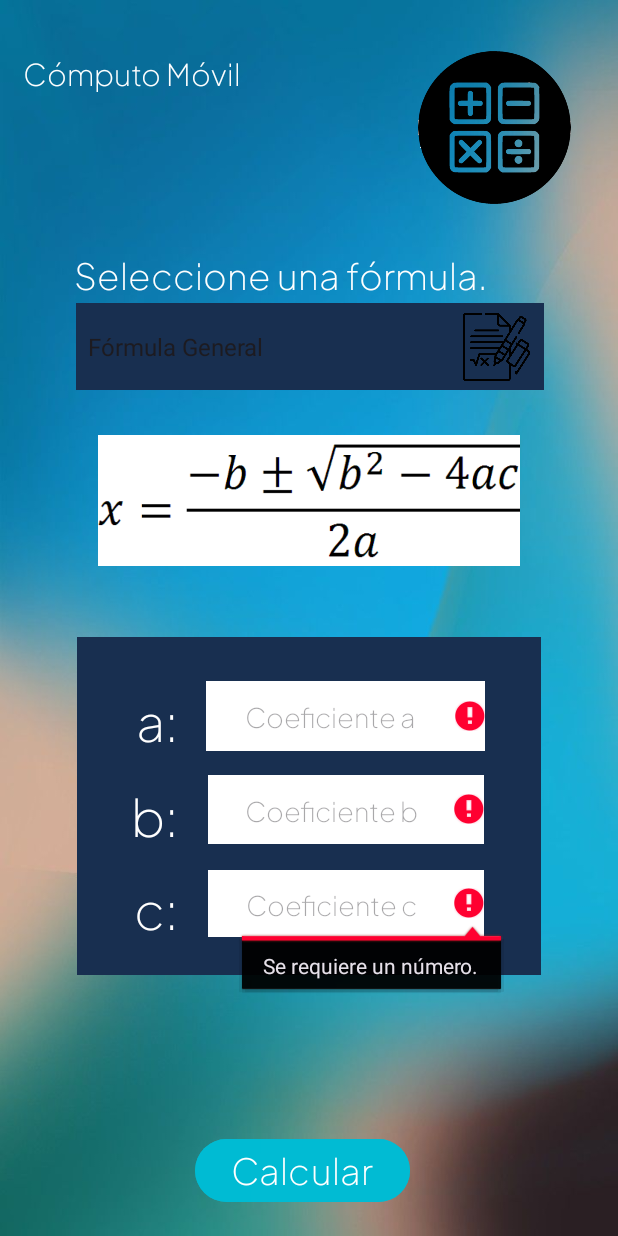
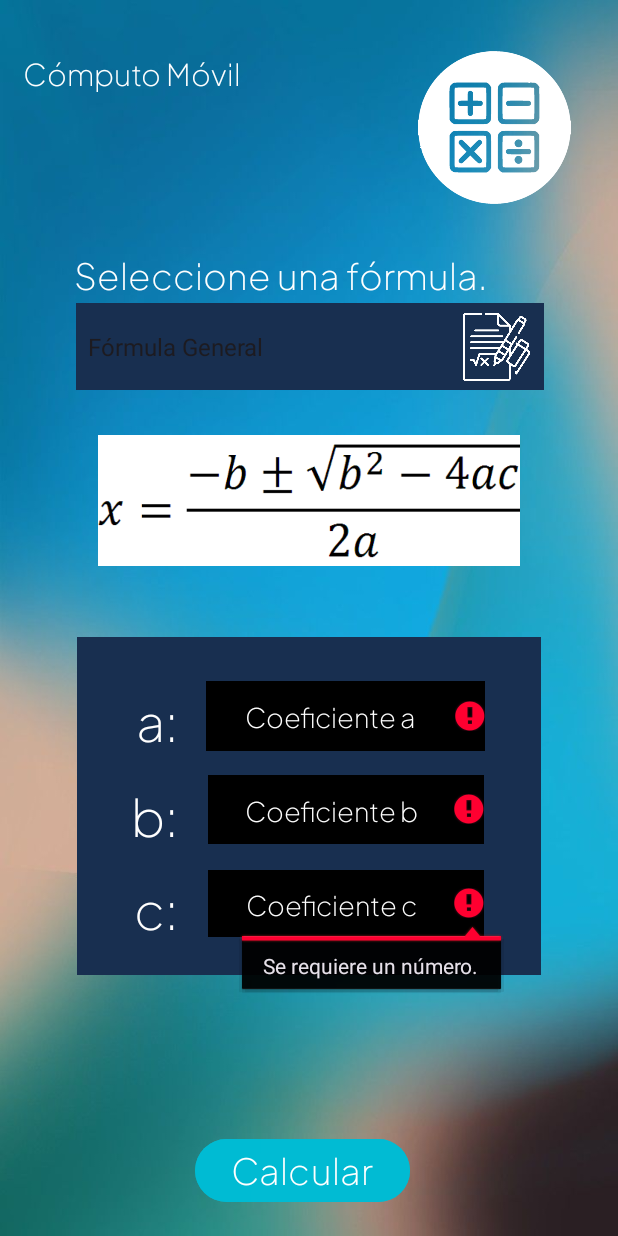
Before and after one commit to RicardoSMtz/Proyecto-1-Computo-Movil, an Android app: the screen it shows after launch (MainActivity), after a tap on "Calcular", on a phone screen of 412 x 824 dp. Run offline under Robolectric (Android 15) with nearby library versions, the phone set to English and light mode, and no system bars.

Commit message:
Corrección de estilo

```diff
--- a/app/build.gradle.kts
+++ b/app/build.gradle.kts
@@ -45,6 +45,7 @@ dependencies {
     implementation(libs.material)
     implementation(libs.androidx.activity)
     implementation(libs.androidx.constraintlayout)
+    implementation(libs.android.gif.drawable)
     testImplementation(libs.junit)
     androidTestImplementation(libs.androidx.junit)
     androidTestImplementation(libs.androidx.espresso.core)
--- a/app/src/main/java/com/example/ejercicio1/MainActivity.kt
+++ b/app/src/main/java/com/example/ejercicio1/MainActivity.kt
@@ -2,10 +2,13 @@ package com.example.ejercicio1
 
 import android.media.MediaPlayer
 import android.os.Bundle
+import android.text.InputType
+import android.text.method.DigitsKeyListener
 import android.view.View
 import android.widget.AdapterView
 import android.widget.ArrayAdapter
 import android.widget.TextView
+import android.widget.Toast
 import androidx.activity.enableEdgeToEdge
 import androidx.appcompat.app.AppCompatActivity
 import androidx.core.view.ViewCompat
@@ -20,6 +23,7 @@ class MainActivity : AppCompatActivity() {
         enableEdgeToEdge()
         binding = ActivityMainBinding.inflate(layoutInflater)
         setContentView(binding.root)
+        Toast.makeText(this, getString(R.string.bienvenido), Toast.LENGTH_SHORT).show()
         ViewCompat.setOnApplyWindowInsetsListener(findViewById(R.id.main)) { v, insets ->
             val systemBars = insets.getInsets(WindowInsetsCompat.Type.systemBars())
             v.setPadding(systemBars.left, systemBars.top, systemBars.right, systemBars.bottom)
@@ -98,6 +102,8 @@ class MainActivity : AppCompatActivity() {
 
         when (position) {
             0 -> { // Fórmula general
+                binding.Var1.inputType = InputType.TYPE_CLASS_NUMBER or InputType.TYPE_NUMBER_FLAG_SIGNED
+                binding.Var2.inputType = InputType.TYPE_CLASS_NUMBER or InputType.TYPE_NUMBER_FLAG_SIGNED
                 binding.Var1.hint = getString(R.string.coeficientea)
                 binding.Var2.hint = getString(R.string.coeficienteb)
                 binding.Var3.hint = getString(R.string.coeficientec)
@@ -105,9 +111,14 @@ class MainActivity : AppCompatActivity() {
                 binding.b.text = getString(R.string.bdospuntos)
                 binding.Var3.visibility = View.VISIBLE
                 binding.c.visibility = View.VISIBLE
-                binding.Var3.isEnabled = true // Deshabilitar Var3 ya que no es necesario
+                binding.Var3.isEnabled = true // habilitar Var3 ya que es necesario al volver
+                binding.gif.visibility = View.INVISIBLE
+                binding.gif2.visibility = View.INVISIBLE
+                binding.gif3.visibility = View.INVISIBLE
             }
             1 -> { // Área del triángulo
+                binding.Var1.inputType = InputType.TYPE_CLASS_NUMBER
+                binding.Var2.inputType = InputType.TYPE_CLASS_NUMBER
                 binding.Var1.hint = getString(R.string.basee)
                 binding.Var2.hint = getString(R.string.alturaa)
                 binding.a.text = getString(R.string.bdospuntos)
@@ -115,23 +126,36 @@ class MainActivity : AppCompatActivity() {
                 binding.Var3.visibility = View.INVISIBLE
                 binding.c.visibility = View.INVISIBLE
                 binding.Var3.isEnabled = false // Deshabilitar Var3 ya que no es necesario
+                binding.gif.visibility = View.INVISIBLE
+                binding.gif3.visibility = View.VISIBLE
+                binding.gif2.visibility = View.INVISIBLE
             }
             2 -> { // Velocidad
+                binding.Var1.inputType = InputType.TYPE_CLASS_NUMBER
+                binding.Var2.inputType = InputType.TYPE_CLASS_NUMBER
                 binding.Var1.hint = getString(R.string.distanciaa)
                 binding.Var2.hint = getString(R.string.tiempoo) //Tiempo
                 binding.a.text = getString(R.string.ddospuntos) //d
                 binding.b.text = getString(R.string.tdospuntos)//t
                 binding.Var3.visibility = View.INVISIBLE
                 binding.c.visibility = View.INVISIBLE
+                binding.gif.visibility = View.INVISIBLE
+                binding.gif2.visibility = View.VISIBLE
+                binding.gif3.visibility = View.INVISIBLE
                 binding.Var3.isEnabled = false // Deshabilitar Var3 ya que no es necesario
             }
             3 -> { // Perímetro del rectángulo
+                binding.Var1.inputType = InputType.TYPE_CLASS_NUMBER
+                binding.Var2.inputType = InputType.TYPE_CLASS_NUMBER
                 binding.Var1.hint = getString(R.string.lado1) //L1
                 binding.Var2.hint = getString(R.string.lado2) //L2
                 binding.a.text = getString(R.string.ele1)//"l1:"
                 binding.b.text = getString(R.string.ele2)//"l2:"
                 binding.Var3.visibility = View.INVISIBLE
                 binding.c.visibility = View.INVISIBLE
+                binding.gif.visibility = View.VISIBLE
+                binding.gif2.visibility = View.INVISIBLE
+                binding.gif3.visibility = View.INVISIBLE
                 binding.Var3.isEnabled = false // Deshabilitar Var3 ya que no es necesario
              }
          }
@@ -140,7 +164,7 @@ class MainActivity : AppCompatActivity() {
         var valido = true
 
         // Validar Var1
-        if (binding.Var1.visibility == View.VISIBLE && binding.Var1.text.toString().isEmpty()) {
+        if (binding.Var1.visibility == View.VISIBLE && (binding.Var1.text.toString().isEmpty()) || binding.Var1.text.toString() == getString(R.string.menos) ) {
             binding.Var1.error = getString(R.string.requierenum)
             binding.Var1.requestFocus()
             valido = false
@@ -151,7 +175,7 @@ class MainActivity : AppCompatActivity() {
          }
 
         // Validar Var2
-        if (binding.Var2.visibility == View.VISIBLE && binding.Var2.text.toString().isEmpty()) {
+        if (binding.Var2.visibility == View.VISIBLE && (binding.Var2.text.toString().isEmpty() || binding.Var2.text.toString() == getString(R.string.menos) )) {
             binding.Var2.error = getString(R.string.requierenum)
             binding.Var2.requestFocus()
             valido = false
@@ -162,7 +186,7 @@ class MainActivity : AppCompatActivity() {
          }
 
         // Validar Var3
-        if (numCampos == 3 && binding.Var3.visibility == View.VISIBLE && binding.Var3.text.toString().isEmpty()) {
+        if (numCampos == 3 && binding.Var3.visibility == View.VISIBLE && (binding.Var3.text.toString().isEmpty() || binding.Var3.text.toString() == getString(R.string.menos)) ) {
             binding.Var3.error = getString(R.string.requierenum)
             binding.Var3.requestFocus()
             valido = false
@@ -172,7 +196,6 @@ class MainActivity : AppCompatActivity() {
             valido = false
          }
         return valido
-
     }
 
 
--- a/app/src/main/res/layout/activity_main.xml
+++ b/app/src/main/res/layout/activity_main.xml
@@ -41,9 +41,10 @@
         app:layout_constraintVertical_bias="0.976" />
 
     <ImageView
-        android:id="@+id/imageView"
+        android:id="@+id/logo"
         android:layout_width="114dp"
         android:layout_height="102dp"
+        android:tint="@color/white"
         app:layout_constraintBottom_toBottomOf="parent"
         app:layout_constraintEnd_toEndOf="parent"
         app:layout_constraintHorizontal_bias="0.915"
@@ -108,13 +109,16 @@
             android:layout_marginEnd="37dp"
             android:layout_marginBottom="149dp"
             android:background="@color/white"
+            android:backgroundTint="@color/black"
             android:ems="10"
             android:fontFamily="@font/plus"
             android:gravity="center"
             android:hapticFeedbackEnabled="false"
-            android:inputType="number"
+            android:inputType="numberSigned"
             android:maxLength="3"
-            android:numeric="signed"
+            android:textColor="@color/white"
+            android:textColorHighlight="@color/white"
+            android:textColorHint="@color/white"
             android:textColorLink="@color/white" />
 
         <EditText
@@ -130,13 +134,15 @@
             android:layout_marginEnd="38dp"
             android:layout_marginBottom="87dp"
             android:background="@color/white"
-            android:backgroundTint="@color/white"
+            android:backgroundTint="@color/black"
             android:ems="10"
             android:fontFamily="@font/plus"
             android:gravity="center"
-            android:inputType="number"
+            android:inputType="numberSigned"
             android:maxLength="3"
-            android:numeric="signed"
+            android:textColor="@color/white"
+            android:textColorHighlight="@color/white"
+            android:textColorHint="@color/white"
             android:textColorLink="@color/white" />
 
         <EditText
@@ -152,14 +158,15 @@
             android:layout_marginEnd="38dp"
             android:layout_marginBottom="25dp"
             android:background="@color/white"
+            android:backgroundTint="@color/black"
             android:ems="10"
             android:fontFamily="@font/plus"
             android:gravity="center"
-            android:inputType="number"
+            android:inputType="numberSigned"
             android:maxLength="3"
-            android:numeric="signed"
             android:textColor="@color/white"
             android:textColorHighlight="@color/white"
+            android:textColorHint="@color/white"
             android:textColorLink="@color/white" />
 
         <TextView
@@ -220,9 +227,43 @@
             android:textSize="34sp" />
     </RelativeLayout>
 
+    <pl.droidsonroids.gif.GifImageView
+        android:id="@+id/gif"
+        android:layout_width="250dp"
+        android:layout_height="250dp"
+        android:src="@drawable/anima"
+        android:tint="@color/white"
+        app:layout_constraintBottom_toBottomOf="parent"
+        app:layout_constraintEnd_toEndOf="parent"
+        app:layout_constraintStart_toStartOf="parent"
+        app:layout_constraintTop_toTopOf="parent"
+        app:layout_constraintVertical_bias="0.86" />
+
+    <pl.droidsonroids.gif.GifImageView
+        android:id="@+id/gif2"
+        android:layout_width="200dp"
+        android:layout_height="200dp"
+        android:src="@drawable/velo"
+        android:tint="@color/white"
+        app:layout_constraintBottom_toBottomOf="parent"
+        app:layout_constraintEnd_toEndOf="parent"
+        app:layout_constraintStart_toStartOf="parent"
+        app:layout_constraintTop_toTopOf="parent"
+        app:layout_constraintVertical_bias="0.82" />
+
+    <pl.droidsonroids.gif.GifImageView
+        android:id="@+id/gif3"
+        android:layout_width="200dp"
+        android:layout_height="200dp"
+        android:src="@drawable/trian"
+        app:layout_constraintBottom_toBottomOf="parent"
+        app:layout_constraintEnd_toEndOf="parent"
+        app:layout_constraintStart_toStartOf="parent"
+        app:layout_constraintTop_toTopOf="parent"
+        app:layout_constraintVertical_bias="0.82" />
 
     <TextView
-        android:id="@+id/textView"
+        android:id="@+id/tvMenuSpinner"
         android:layout_width="292dp"
         android:layout_height="29dp"
         android:layout_marginBottom="8dp"
@@ -239,9 +280,10 @@
 
 
     <ImageView
-        android:id="@+id/imageView3"
+        android:id="@+id/ivMenuSpinner"
         android:layout_width="63dp"
         android:layout_height="45dp"
+        android:tint="@color/white"
         app:layout_constraintBottom_toBottomOf="@+id/spinner4"
         app:layout_constraintEnd_toEndOf="@+id/spinner4"
         app:layout_constraintTop_toTopOf="@+id/spinner4"
@@ -253,7 +295,7 @@
         android:layout_height="wrap_content"
         android:fontFamily="@font/plus"
         android:gravity="center"
-        android:textColor="@color/black"
+        android:textColor="@color/white"
         android:textSize="34sp"
         app:layout_constraintBottom_toBottomOf="parent"
         app:layout_constraintEnd_toEndOf="parent"
--- a/app/src/main/res/values/strings.xml
+++ b/app/src/main/res/values/strings.xml
@@ -27,6 +27,8 @@
     <string name="tiempoo">Tiempo</string>
     <string name="lado1">Lado 1</string>
     <string name="lado2">Lado 2</string>
+    <string name="menos">-</string>
+    <string name="bienvenido">¡Bienvenido!</string>
     <string name="displayarea">Área: %.2f [m^2]</string>
     <string name="displayVelocidad">Velocidad: %.2f [m/s]</string>
     <string name="displayPerimetro">Perímetro: %d [m]</string>
@@ -34,5 +36,4 @@
 
 
 
-
 </resources>
--- a/gradle/libs.versions.toml
+++ b/gradle/libs.versions.toml
@@ -1,5 +1,6 @@
 [versions]
 agp = "8.8.0"
+androidGifDrawable = "1.2.25"
 kotlin = "1.9.24"
 coreKtx = "1.15.0"
 junit = "4.13.2"
@@ -11,6 +12,7 @@ activity = "1.10.1"
 constraintlayout = "2.2.1"
 
 [libraries]
+android-gif-drawable = { module = "pl.droidsonroids.gif:android-gif-drawable", version.ref = "androidGifDrawable" }
 androidx-core-ktx = { group = "androidx.core", name = "core-ktx", version.ref = "coreKtx" }
 junit = { group = "junit", name = "junit", version.ref = "junit" }
 androidx-junit = { group = "androidx.test.ext", name = "junit", version.ref = "junitVersion" }
```
Also changed, not shown: app/src/main/res/drawable/anima.gif (added), app/src/main/res/drawable/trian.gif (added), app/src/main/res/drawable/velo.gif (added), 1 other file.
